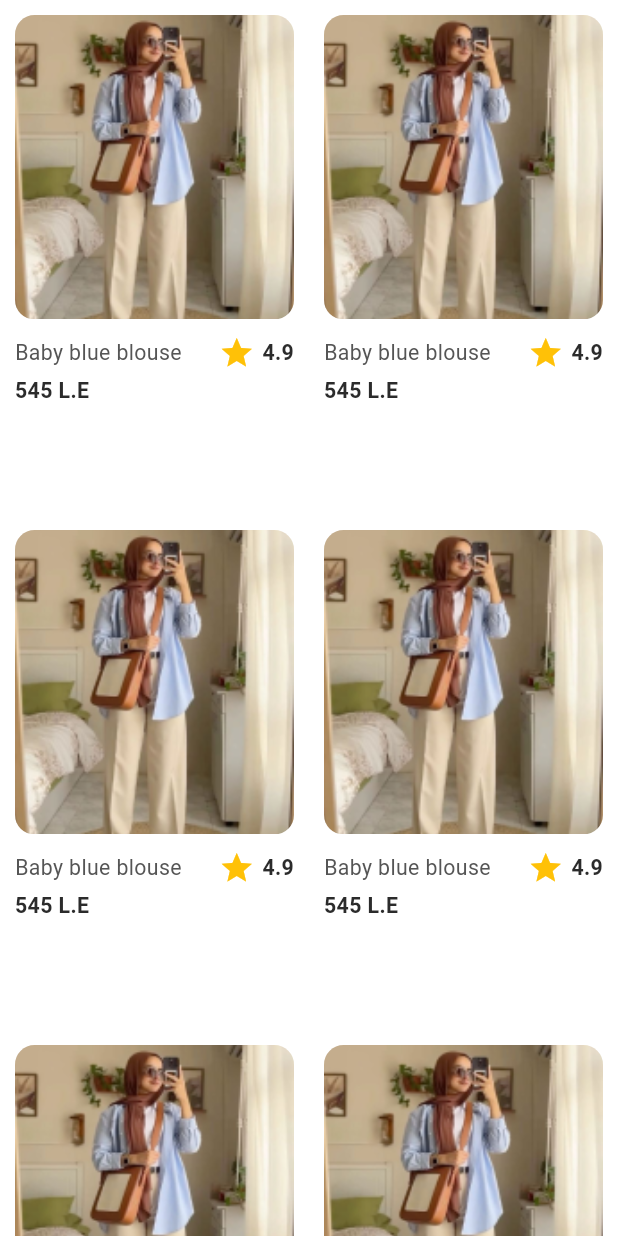
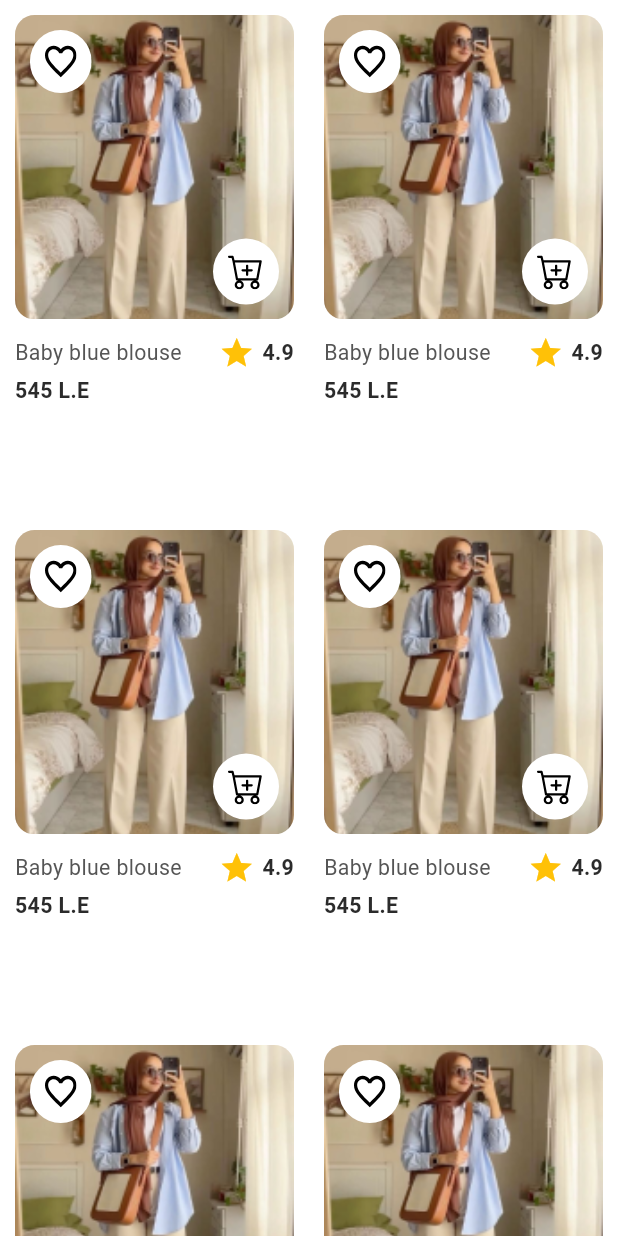
Before and after one commit to 0maroo0/diva-app, a Flutter app: the Products widget shown alone on an empty page, opened directly, on a phone screen of 412 x 824 dp. Run offline on Flutter 3.47's test engine with Material 3 defaults, Android fonts, the phone set to English and light mode, and no system bars; our stand-ins replace carousel_slider, dio, flutter_screenutil, flutter_secure_storage, flutter_svg, freezed_annotation and 3 more; accounts and stored records are empty.

Commit message:
KAN-18 screen category bottomnavbar

```diff
--- a/lib/core/helpers/constants.dart
+++ b/lib/core/helpers/constants.dart
@@ -1,6 +1,7 @@
 import 'package:diva/features/home/ui/home_screen.dart';
 import 'package:flutter/material.dart';
 
+import '../../features/home/ui/categories_home_secreen.dart';
 import 'icons_and_images.dart';
 
 bool isLoggedInUser = false;
@@ -9,7 +10,7 @@ class SharedPrefKeys {
   static const String userToken = 'userToken';
 }
 List<Widget> bottomNavigationHome=const[
-  HomeScreen(), Text('data'), Text('data'), Text('data')
+  HomeScreen(), CategoriesHomeScreen(), Text('data'), Text('data')
 ];
 
 List<String> listOfIcons = [
--- a/lib/core/helpers/icons_and_images.dart
+++ b/lib/core/helpers/icons_and_images.dart
@@ -5,4 +5,8 @@ class IconsAndImages {
   static const cartNav = 'assets/images/cartNav.svg';
   static const imageProduct = 'assets/images/imageProduct.png';
   static const share = 'assets/images/share.svg';
+  static const jacket = 'assets/images/Jacket.png';
+  static const trousers = 'assets/images/Trousers.png';
+  static const shoes = 'assets/images/Shoe.png';
+  static const shirt = 'assets/images/t-shirt.png';
 }
--- a/lib/features/home/ui/home_screen.dart
+++ b/lib/features/home/ui/home_screen.dart
@@ -3,7 +3,6 @@ import 'package:flutter_screenutil/flutter_screenutil.dart';
 
 import '../../../core/helpers/constants.dart';
 import '../../../core/helpers/spacing.dart';
-import '../../../core/theming/styles.dart';
 import 'widget/appbar_home.dart';
 import 'widget/category_slider.dart';
 import 'widget/products.dart';
--- a/lib/features/home/ui/widget/products.dart
+++ b/lib/features/home/ui/widget/products.dart
@@ -1,7 +1,8 @@
-
 import 'package:diva/core/helpers/extensions.dart';
+import 'package:diva/core/helpers/icons_and_images.dart';
 import 'package:flutter/material.dart';
 import 'package:flutter_screenutil/flutter_screenutil.dart';
+import 'package:flutter_svg/flutter_svg.dart';
 
 import '../../../../core/helpers/spacing.dart';
 import '../../../../core/routing/routes.dart';
@@ -14,29 +15,54 @@ class Products extends StatelessWidget {
 
   @override
   Widget build(BuildContext context) {
-    return Expanded(child: GridView.builder(
+    return Expanded(
+        child: GridView.builder(
             shrinkWrap: true,
             itemCount: 7,
-      gridDelegate:const SliverGridDelegateWithFixedCrossAxisCount(
-          childAspectRatio: 0.6,
-        crossAxisCount: 2),
-       itemBuilder: (context,i){
+            gridDelegate: const SliverGridDelegateWithFixedCrossAxisCount(
+                childAspectRatio: 0.6, crossAxisCount: 2),
+            itemBuilder: (context, i) {
               return InkWell(
-          onTap: ()=> context.pushNamed(Routes.productDetails),
+                onTap: () => context.pushNamed(Routes.productDetails),
                 child: Container(
                   margin: const EdgeInsets.all(10),
-            child: Column(children: [
-              Stack(children: [
+                  child: Column(
+                    children: [
+                      Stack(
+                        children: [
                           Container(
                             width: double.infinity,
                             height: 200.h,
-                  decoration:  BoxDecoration(
+                            decoration: BoxDecoration(
                                 borderRadius: BorderRadius.circular(13),
                                 image: const DecorationImage(
                                     fit: BoxFit.cover,
-                    image: AssetImage('assets/images/product1.png'))),
+                                    image: AssetImage(
+                                        'assets/images/product1.png'))),
                           ),
-              ],),
+                          Positioned(
+                            top: 10,
+                            left: 10,
+                            child: Container(
+                              padding: const EdgeInsets.all(10),
+                              decoration: BoxDecoration(
+                                  color: Colors.white,
+                                  borderRadius: BorderRadius.circular(25)),
+                              child: SvgPicture.asset(IconsAndImages.favorite),
+                            ),
+                          ),
+                          Positioned(
+                              bottom: 10,
+                              right: 10,
+                              child: Container(
+                                  padding: const EdgeInsets.all(10),
+                                  decoration: BoxDecoration(
+                                      color: Colors.white,
+                                      borderRadius: BorderRadius.circular(25)),
+                                  child: SvgPicture.asset(
+                                      IconsAndImages.cartNav))),
+                        ],
+                      ),
                       verticalSpace(10),
                       Row(
                         mainAxisAlignment: MainAxisAlignment.spaceBetween,
@@ -50,16 +76,16 @@ class Products extends StatelessWidget {
                           Row(
                             children: [
                               const Padding(
-            padding:  EdgeInsets.symmetric(horizontal: 5),
-            child:  Icon(Icons.star, color: Colors.amber)),
+                                  padding: EdgeInsets.symmetric(horizontal: 5),
+                                  child: Icon(Icons.star, color: Colors.amber)),
                               Text(
                                 '4.9',
                                 style: TextStyles.font14DarkBlueBold,
                               ),
                             ],
                           ),
-
-              ],),
+                        ],
+                      ),
                       verticalSpace(3),
                       Container(
                         alignment: AlignmentDirectional.centerStart,
@@ -69,7 +95,8 @@ class Products extends StatelessWidget {
                           style: TextStyles.font14DarkBlueBold,
                         ),
                       ),
-            ],),
+                    ],
+                  ),
                 ),
               );
             }));
--- a/lib/features/product/ui/product_deatils.dart
+++ b/lib/features/product/ui/product_deatils.dart
@@ -1,5 +1,4 @@
 // ignore_for_file: library_private_types_in_public_api
-import 'package:diva/core/theming/colors.dart';
 import 'package:flutter/material.dart';
 import '../../../core/theming/styles.dart';
 import 'widget/color_picker.dart';
```
Also changed, not shown: lib/features/home/ui/categories_home_secreen.dart (added, +43 -0 lines), lib/features/home/ui/widget/category_slider_image.dart (added, +70 -0 lines), assets/images/Hijab.png (added), assets/images/Jacket.png (added), assets/images/Jacket.svg (added), assets/images/Shoe.png (added), assets/images/Trousers.png (added), assets/images/Trousers.svg (added), assets/images/Women Shoe.svg (added), assets/images/shoes.svg (added), assets/images/t-shirt.png (added), assets/images/t-shirt.svg (added). Lines whose indentation alone changed are shown as unchanged.
